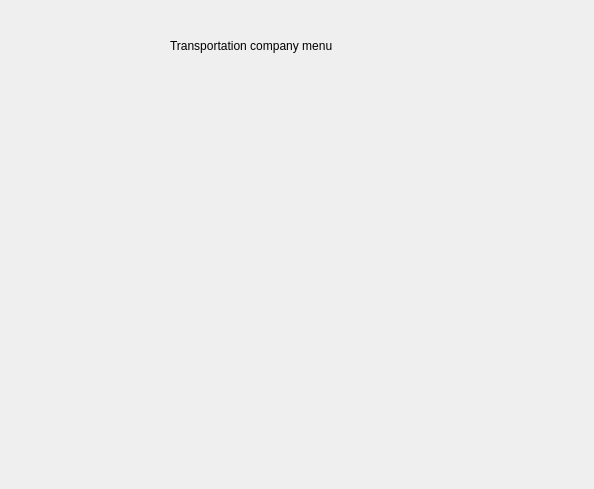
Qt form sdi_app/gui/menu_company.ui (FratiaXd/SDI) before a commit.
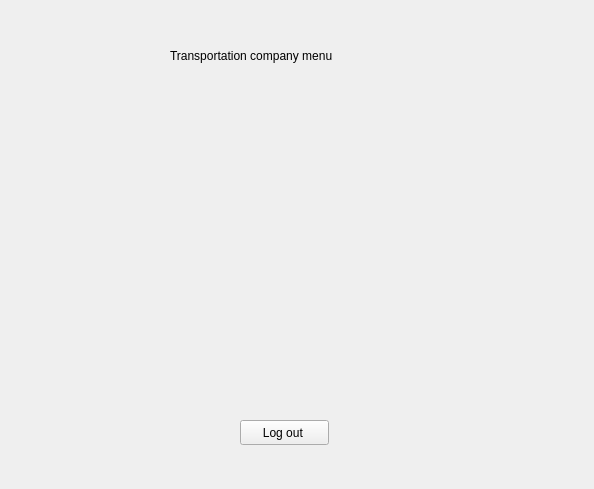
The same form after that commit.

```diff
--- a/sdi_app/gui/menu_company.ui
+++ b/sdi_app/gui/menu_company.ui
@@ -13,11 +13,34 @@
   <property name="windowTitle">
    <string>Form</string>
   </property>
+  <widget class="QStackedWidget" name="stackedWidget">
+   <property name="geometry">
+    <rect>
+     <x>0</x>
+     <y>0</y>
+     <width>591</width>
+     <height>491</height>
+    </rect>
+   </property>
+   <widget class="QWidget" name="page">
+    <widget class="QPushButton" name="pushButton">
+     <property name="geometry">
+      <rect>
+       <x>240</x>
+       <y>420</y>
+       <width>89</width>
+       <height>25</height>
+      </rect>
+     </property>
+     <property name="text">
+      <string>Log out </string>
+     </property>
+    </widget>
   <widget class="QLabel" name="label">
    <property name="geometry">
     <rect>
      <x>170</x>
-     <y>20</y>
+       <y>30</y>
      <width>301</width>
      <height>51</height>
     </rect>
@@ -25,6 +48,9 @@
    <property name="text">
     <string>Transportation company menu</string>
    </property>
+    </widget>
+   </widget>
+   <widget class="QWidget" name="page_2"/>
   </widget>
  </widget>
  <resources/>
```
Lines whose indentation alone changed are shown as unchanged.
